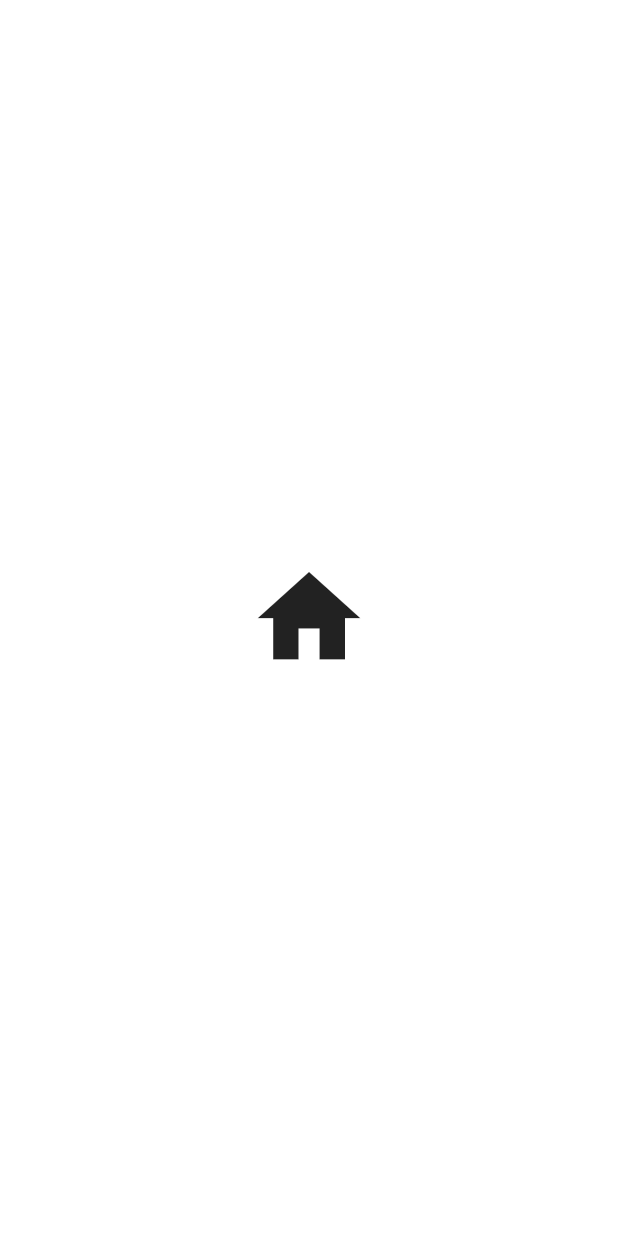
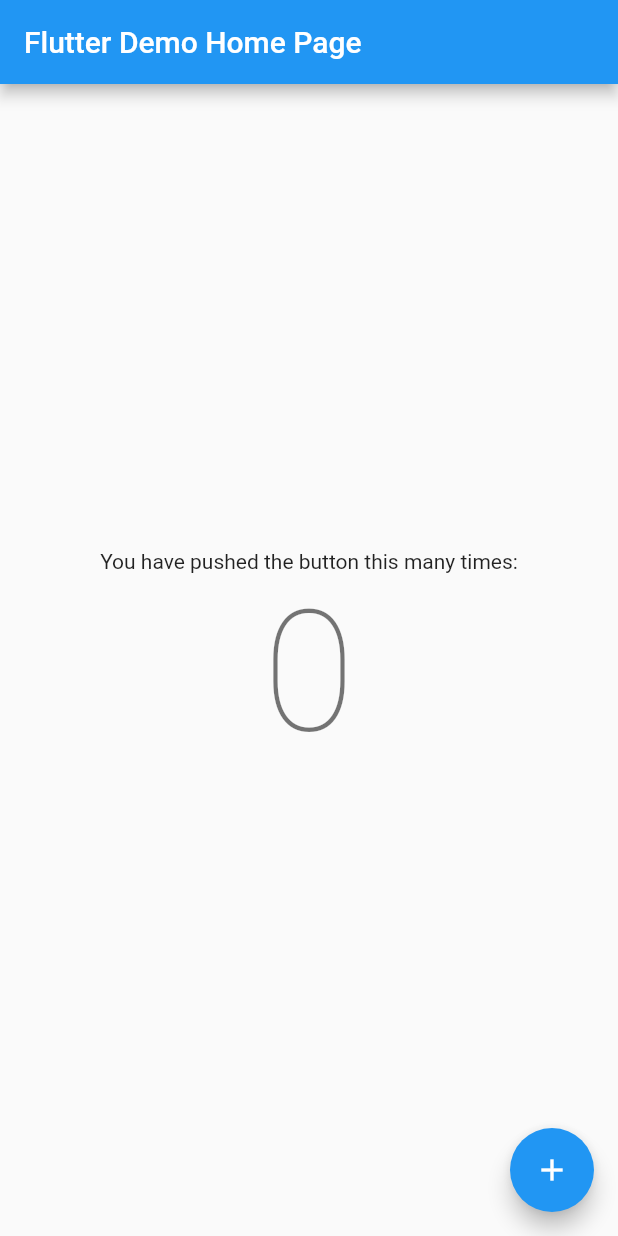
Before and after one commit to AbdulKhadhar/Counter-FLutter, a Flutter app: the first screen one second after launch, on a phone screen of 412 x 824 dp. Run offline on Flutter 3.47's test engine with Material 2 defaults, Android fonts, the phone set to English and light mode, and no system bars; drawn by our look-alikes of animated_splash_screen.

Commit message:
Added initial counter app

```diff
--- /dev/null
+++ b/lib/Nav/main.dart
@@ -0,0 +1,20 @@
+import 'package:flutter/cupertino.dart';
+import 'package:flutter/material.dart';
+import 'package:sample_project_1/login_page.dart';
+import 'package:sample_project_1/splash_screen.dart';
+
+
+void main(List<String> args) {
+  runApp(MyApp());
+}
+
+class MyApp extends StatelessWidget {
+  const MyApp({Key? key}) : super(key: key);
+
+  @override
+  Widget build(BuildContext context) {
+    return MaterialApp(
+      home: Splash(),
+    );
+  }
+}
--- a/lib/main.dart
+++ b/lib/main.dart
@@ -1,20 +1,111 @@
-import 'package:flutter/cupertino.dart';
 import 'package:flutter/material.dart';
-import 'package:sample_project_1/login_page.dart';
-import 'package:sample_project_1/splash_screen.dart';
 
+void main() => runApp(MyApp());
 
-void main(List<String> args) {
-  runApp(MyApp());
+class MyApp extends StatelessWidget {
+  // This widget is the root of your application.
+  @override
+  Widget build(BuildContext context) {
+    return MaterialApp(
+      title: 'Flutter Demo',
+      theme: ThemeData(
+        // This is the theme of your application.
+        //
+        // Try running your application with "flutter run". You'll see the
+        // application has a blue toolbar. Then, without quitting the app, try
+        // changing the primarySwatch below to Colors.green and then invoke
+        // "hot reload" (press "r" in the console where you ran "flutter run",
+        // or simply save your changes to "hot reload" in a Flutter IDE).
+        // Notice that the counter didn't reset back to zero; the application
+        // is not restarted.
+        primarySwatch: Colors.blue,
+      ),
+      home: MyHomePage(title: 'Flutter Demo Home Page'),
+    );
+  }
 }
 
-class MyApp extends StatelessWidget {
-  const MyApp({Key? key}) : super(key: key);
+class MyHomePage extends StatefulWidget {
+  MyHomePage({Key? key, required this.title}) : super(key: key);
+
+  // This widget is the home page of your application. It is stateful, meaning
+  // that it has a State object (defined below) that contains fields that affect
+  // how it looks.
+
+  // This class is the configuration for the state. It holds the values (in this
+  // case the title) provided by the parent (in this case the App widget) and
+  // used by the build method of the State. Fields in a Widget subclass are
+  // always marked "final".
+
+  final String title;
+
+  @override
+  _MyHomePageState createState() => _MyHomePageState();
+}
+
+class _MyHomePageState extends State<MyHomePage> {
+  int _counter = 0;
+
+  void _incrementCounter() {
+    setState(() {
+      // This call to setState tells the Flutter framework that something has
+      // changed in this State, which causes it to rerun the build method below
+      // so that the display can reflect the updated values. If we changed
+      // _counter without calling setState(), then the build method would not be
+      // called again, and so nothing would appear to happen.
+      _counter++;
+    });
+  }
 
   @override
   Widget build(BuildContext context) {
-    return MaterialApp(
-      home: Splash(),
+    // This method is rerun every time setState is called, for instance as done
+    // by the _incrementCounter method above.
+    //
+    // The Flutter framework has been optimized to make rerunning build methods
+    // fast, so that you can just rebuild anything that needs updating rather
+    // than having to individually change instances of widgets.
+    return Scaffold(
+      appBar: AppBar(
+        // Here we take the value from the MyHomePage object that was created by
+        // the App.build method, and use it to set our appbar title.
+        title: Text(widget.title),
+      ),
+      body: Center(
+        // Center is a layout widget. It takes a single child and positions it
+        // in the middle of the parent.
+        child: Column(
+          // Column is also layout widget. It takes a list of children and
+          // arranges them vertically. By default, it sizes itself to fit its
+          // children horizontally, and tries to be as tall as its parent.
+          //
+          // Invoke "debug painting" (press "p" in the console, choose the
+          // "Toggle Debug Paint" action from the Flutter Inspector in Android
+          // Studio, or the "Toggle Debug Paint" command in Visual Studio Code)
+          // to see the wireframe for each widget.
+          //
+          // Column has various properties to control how it sizes itself and
+          // how it positions its children. Here we use mainAxisAlignment to
+          // center the children vertically; the main axis here is the vertical
+          // axis because Columns are vertical (the cross axis would be
+          // horizontal).
+          mainAxisAlignment: MainAxisAlignment.center,
+          children: <Widget>[
+            Text(
+              'You have pushed the button this many times:',
+            ),
+            Text(
+              '$_counter',
+              style: Theme.of(context).textTheme.displayLarge,
+            ),
+          ],
+        ),
+      ),
+      floatingActionButton: FloatingActionButton(
+        onPressed: _incrementCounter,
+        tooltip: 'Increment',
+        child: Icon(Icons.add),
+      ), // This trailing comma makes auto-formatting nicer for build methods.
     );
   }
-}
+  }
```
Also changed, not shown: lib/Nav/home_page.dart (renamed from lib/home_page.dart), lib/Nav/login_page.dart (renamed from lib/login_page.dart), lib/Nav/splash_screen.dart (renamed from lib/splash_screen.dart).
